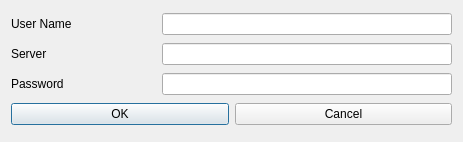
Above: ui/getpassword.ui from berndhs/egalite before the change. Below: the same form after it.
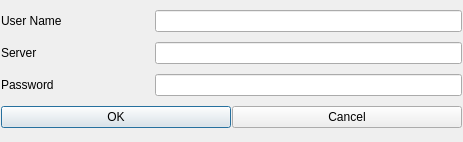
That is the form after the change. Icons and pictures are not drawn.

Commit message: made margins small, the default qt-designer margins are silly

What changed in the file:
```diff
--- a/ui/getpassword.ui
+++ b/ui/getpassword.ui
@@ -72,6 +72,7 @@
    </item>
   </layout>
  </widget>
+ <layoutdefault spacing="1" margin="1"/>
  <resources>
   <include location="../dchat.qrc"/>
  </resources>
```
Left out of the diff: 1 changed line with no effect on the pictures. The commit also changes 18 other files.
